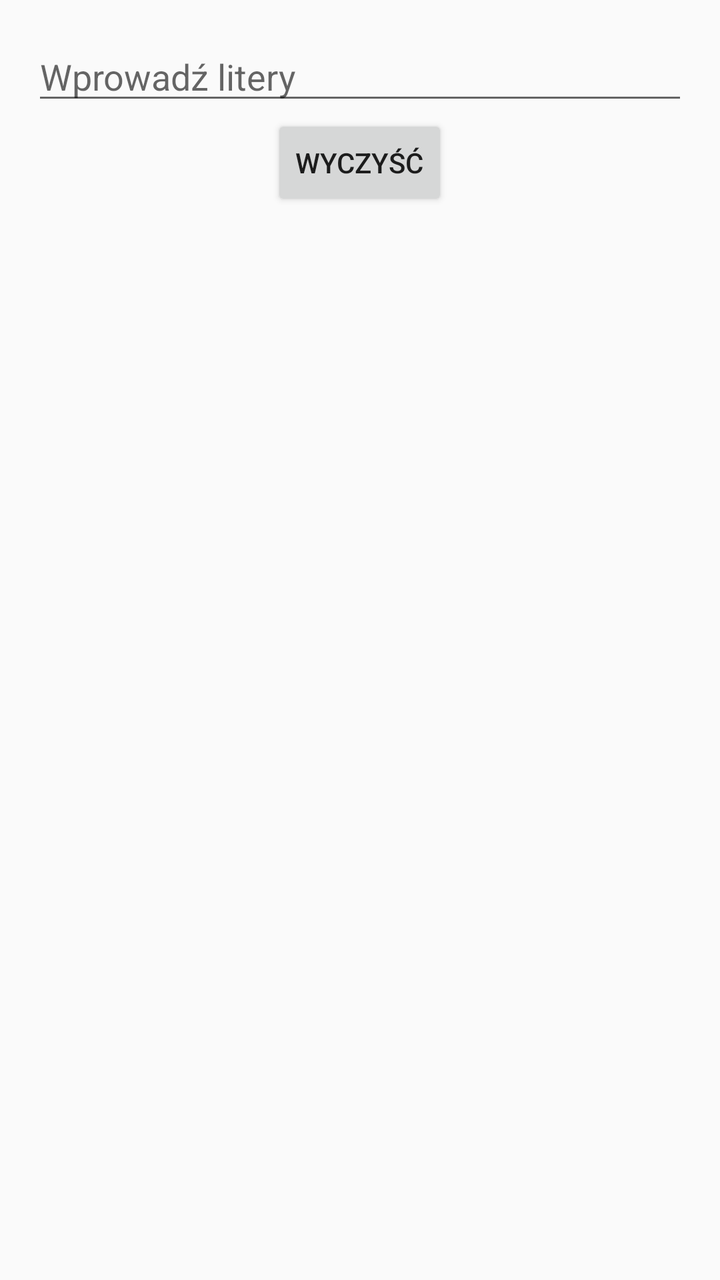
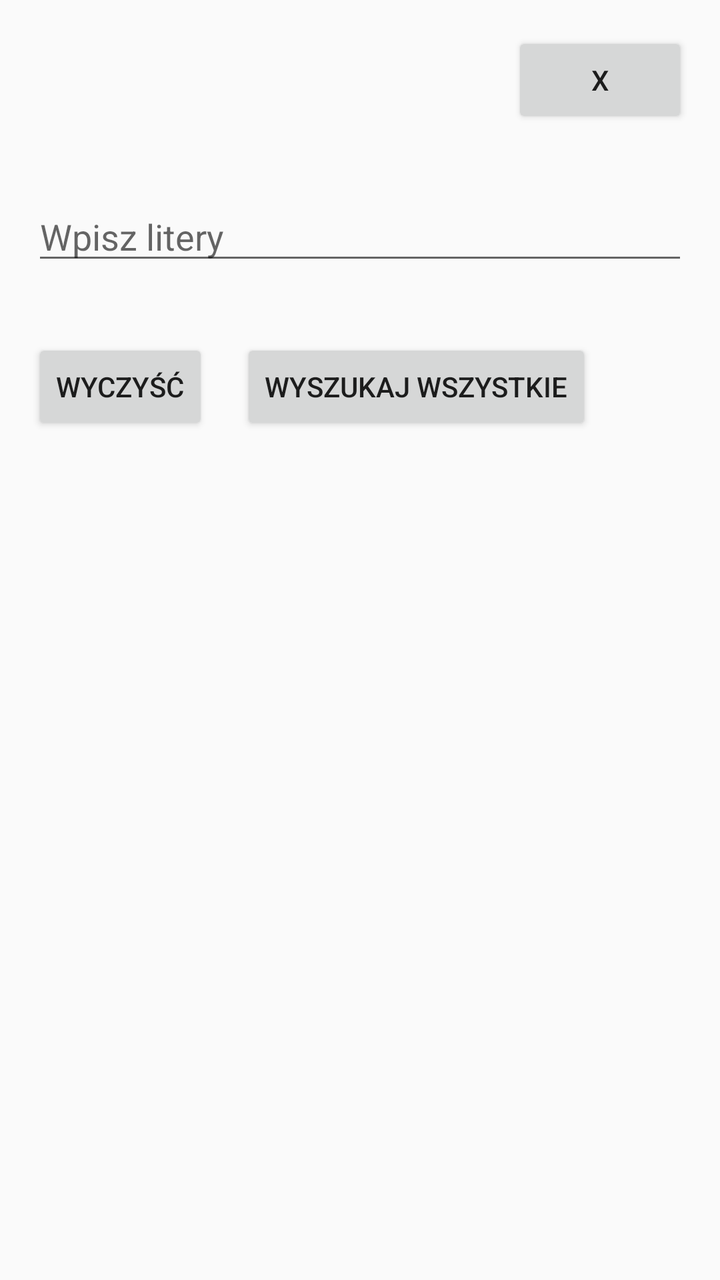

Before-and-after screenshots of an Android layout around one commit, followed by the original layout XML and the change that was made.
<!-- AndroidManifest.xml: application theme Theme.AppCompat.DayNight.NoActionBar -->
<!-- res/layout/activity_main.xml -->
<?xml version="1.0" encoding="utf-8"?>
<LinearLayout xmlns:android="http://schemas.android.com/apk/res/android"
    android:layout_width="match_parent"
    android:layout_height="match_parent"
    android:orientation="vertical"
    android:padding="16dp">

    <EditText
        android:id="@+id/inputField"
        android:layout_width="match_parent"
        android:layout_height="wrap_content"
        android:hint="Wprowadź litery"
        android:inputType="text" />

    <Button
        android:id="@+id/clearButton"
        android:layout_width="wrap_content"
        android:layout_height="wrap_content"
        android:text="Wyczyść"
        android:layout_gravity="center" />

    <TextView
        android:id="@+id/infoLabel"
        android:layout_width="match_parent"
        android:layout_height="wrap_content"
        android:text=""
        android:textColor="@android:color/holo_green_dark"
        android:paddingTop="8dp"
        android:paddingBottom="8dp"
        android:textAlignment="center" />

    <ListView
        android:id="@+id/wordList"
        android:layout_width="match_parent"
        android:layout_height="0dp"
        android:layout_weight="1" />
</LinearLayout>
<!-- resources referenced by this layout -->
<resources>

</resources>

<!-- the commit's change to res/layout/activity_main.xml (unified diff, before → after) -->
@@ -1,37 +1,72 @@
 <?xml version="1.0" encoding="utf-8"?>
-<LinearLayout xmlns:android="http://schemas.android.com/apk/res/android"
+<RelativeLayout xmlns:android="http://schemas.android.com/apk/res/android"
+    xmlns:tools="http://schemas.android.com/tools"
     android:layout_width="match_parent"
     android:layout_height="match_parent"
-    android:orientation="vertical"
-    android:padding="16dp">
+    tools:context=".MainActivity">
+
+    <ProgressBar
+        android:id="@+id/progressBar"
+        style="?android:attr/progressBarStyleHorizontal"
+        android:layout_width="match_parent"
+        android:layout_height="wrap_content"
+        android:layout_margin="16dp"
+        android:visibility="gone"/>
+
+    <Button
+        android:id="@+id/closeButton"
+        android:layout_width="wrap_content"
+        android:layout_height="wrap_content"
+        android:layout_alignParentTop="true"
+        android:layout_alignParentEnd="true"
+        android:layout_margin="16dp"
+        android:text="X" />
 
     <EditText
         android:id="@+id/inputField"
         android:layout_width="match_parent"
         android:layout_height="wrap_content"
-        android:hint="Wprowadź litery"
-        android:inputType="text" />
+        android:layout_below="@id/closeButton"
+        android:layout_margin="16dp"
+        android:hint="Wpisz litery" />
 
     <Button
         android:id="@+id/clearButton"
         android:layout_width="wrap_content"
         android:layout_height="wrap_content"
-        android:text="Wyczyść"
-        android:layout_gravity="center" />
+        android:layout_below="@id/inputField"
+        android:layout_marginStart="16dp"
+        android:layout_marginTop="16dp"
+        android:text="Wyczyść" />
+
+    <Button
+        android:id="@+id/searchAllButton"
+        android:layout_width="wrap_content"
+        android:layout_height="wrap_content"
+        android:layout_below="@id/inputField"
+        android:layout_toEndOf="@id/clearButton"
+        android:layout_marginStart="16dp"
+        android:layout_marginTop="16dp"
+        android:text="Wyszukaj wszystkie" />
+
+    <ListView
+        android:id="@+id/wordList"
+        android:layout_width="match_parent"
+        android:layout_height="0dp"
+        android:layout_below="@id/clearButton"
+        android:layout_alignParentStart="true"
+        android:layout_margin="16dp"
+        android:layout_above="@id/infoLabel"
+        android:layout_weight="1"/>
 
     <TextView
         android:id="@+id/infoLabel"
         android:layout_width="match_parent"
         android:layout_height="wrap_content"
+        android:layout_alignParentBottom="true"
+        android:layout_margin="16dp"
         android:text=""
-        android:textColor="@android:color/holo_green_dark"
-        android:paddingTop="8dp"
-        android:paddingBottom="8dp"
-        android:textAlignment="center" />
+        android:textAlignment="center"
+        android:textColor="@android:color/holo_green_dark" />
 
-    <ListView
-        android:id="@+id/wordList"
-        android:layout_width="match_parent"
-        android:layout_height="0dp"
-        android:layout_weight="1" />
-</LinearLayout>
+</RelativeLayout>
